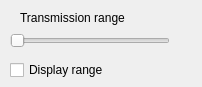
Bramas/manet-viz, file src/plugins/WirelessCommunicationDecorator/control.ui: the form before one commit.
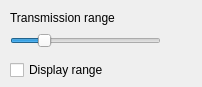
The form after the commit.

Patch:
```diff
--- a/src/plugins/WirelessCommunicationDecorator/control.ui
+++ b/src/plugins/WirelessCommunicationDecorator/control.ui
@@ -24,18 +24,27 @@
     <rect>
      <x>10</x>
      <y>30</y>
-     <width>160</width>
+     <width>151</width>
      <height>22</height>
     </rect>
    </property>
+   <property name="maximum">
+    <number>500</number>
+   </property>
+   <property name="sliderPosition">
+    <number>100</number>
+   </property>
    <property name="orientation">
     <enum>Qt::Horizontal</enum>
    </property>
+   <property name="tickPosition">
+    <enum>QSlider::NoTicks</enum>
+   </property>
   </widget>
   <widget class="QLabel" name="label">
    <property name="geometry">
     <rect>
-     <x>20</x>
+     <x>10</x>
      <y>10</y>
      <width>151</width>
      <height>16</height>
```
Left out of the diff: 13 changed lines with no effect on the pictures.
